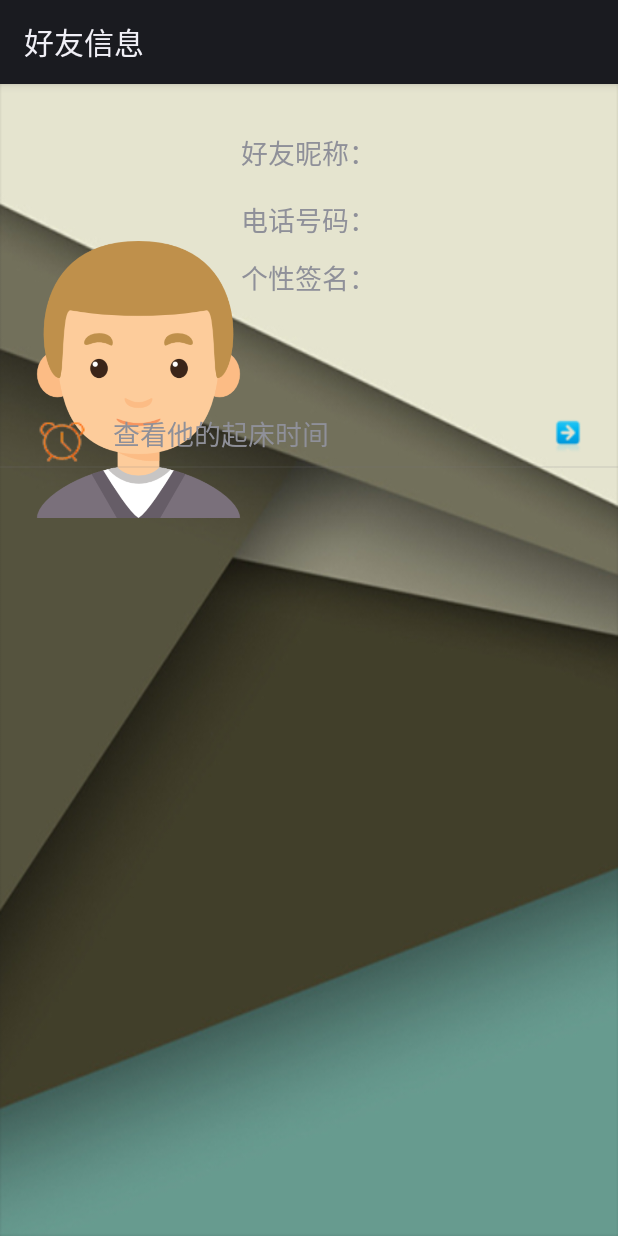
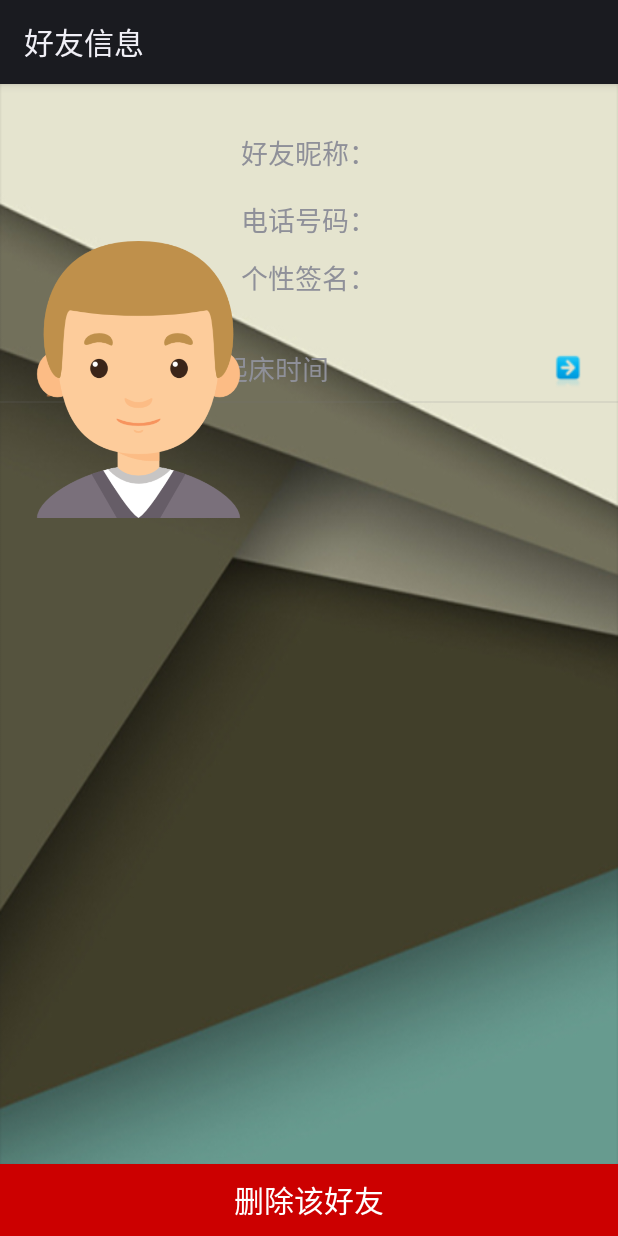
Before and after one commit to Maicius/Wake_client, an Android app: the FriendInfo screen opened directly, with no data from a screen before it, on a phone screen of 412 x 824 dp. Run offline under Robolectric (Android 15) with nearby library versions, the phone set to English and light mode, and no system bars.

Commit message:
Add delete friends function
Users can delete selected friend.

```diff
--- a/CRAZYCLOCK/app/src/main/java/com/maicius/wake/InterChange/FriendInfo.java
+++ b/CRAZYCLOCK/app/src/main/java/com/maicius/wake/InterChange/FriendInfo.java
@@ -1,16 +1,22 @@
 package com.maicius.wake.InterChange;
 
 import android.app.Activity;
+import android.app.AlertDialog;
+import android.content.DialogInterface;
 import android.content.Intent;
 import android.os.Bundle;
+import android.os.Handler;
 import android.view.View;
 import android.widget.AdapterView;
+import android.widget.Button;
 import android.widget.ListView;
 import android.widget.SimpleAdapter;
 import android.widget.TextView;
 import android.widget.Toast;
 
+import com.maicius.wake.alarmClock.MainActivity;
 import com.maicius.wake.alarmClock.R;
+import com.maicius.wake.web.WebService;
 
 import java.util.ArrayList;
 import java.util.HashMap;
@@ -23,11 +29,13 @@
     private String nickName;
     private String phoneNum;
     private String signature;
+    private AlertDialog.Builder warningDialog;
+    private String returnInfo;
+    private static Handler handler = new Handler();
     @Override
     protected void onCreate(Bundle savedInstanceState) {
         super.onCreate(savedInstanceState);
         setContentView(R.layout.activity_friend_info);
-
         //获取传来的数据
         Intent intent = getIntent();
         nickName = intent.getStringExtra("nickName");
@@ -69,5 +77,54 @@
                 }
             }
         });
+
+        //创建警告框
+        warningDialog = new AlertDialog.Builder(this);
+        warningDialog.setTitle("警告")
+                .setIcon(R.drawable.ic_warning)
+                .setMessage("删除好友后不能查看好友信息\n确定删除？");
+        warningDialog.setPositiveButton("确定", new DialogInterface.OnClickListener() {
+            @Override
+            public void onClick(DialogInterface dialogInterface, int i) {
+                new Thread(new MyThread()).start();
+            }
+        });
+        warningDialog.setNegativeButton("取消", new DialogInterface.OnClickListener() {
+            @Override
+            public void onClick(DialogInterface dialogInterface, int i) {
+
+            }
+        });
+        warningDialog.create();
+
+        Button deleteBtn = (Button) findViewById(R.id.deleteBtn);
+        deleteBtn.setOnClickListener(new View.OnClickListener() {
+            @Override
+            public void onClick(View view) {
+                warningDialog.show();
+            }
+        });
+    }
+
+    private class MyThread implements Runnable {
+        @Override
+        public void run() {
+            returnInfo = WebService.friendOperation(MainActivity.s_userName, phoneNum, WebService.State.DeleteFriend);
+            handler.post(new Runnable() {
+                @Override
+                public void run() {
+                    if (returnInfo.equals("success")) {
+                        Toast.makeText(FriendInfo.this, "删除成功！", Toast.LENGTH_SHORT).show();
+                        startActivity(new Intent(FriendInfo.this, FriendsList.class));
+                        return;
+                    } else if (returnInfo.equals("failed")) {
+                        Toast.makeText(FriendInfo.this, "删除失败，请重试！", Toast.LENGTH_SHORT).show();
+                        return;
+                    } else {
+                        Toast.makeText(FriendInfo.this, "返回值为:" + returnInfo, Toast.LENGTH_SHORT).show();
+                    }
+                }
+            });
+        }
     }
 }
--- a/CRAZYCLOCK/app/src/main/res/layout/activity_friend_info.xml
+++ b/CRAZYCLOCK/app/src/main/res/layout/activity_friend_info.xml
@@ -6,6 +6,15 @@
     android:layout_height="match_parent"
     android:background="@drawable/ic_background"
     tools:context="com.maicius.wake.InterChange.FriendInfo">
+
+    <ListView
+        android:layout_width="match_parent"
+        android:layout_height="match_parent"
+        android:id="@+id/listView"
+        android:layout_alignParentLeft="true"
+        android:layout_alignParentStart="true"
+        android:layout_below="@+id/signatureTextView"
+        android:layout_above="@+id/deleteBtn" />
 
     <ImageView
         android:layout_width="wrap_content"
@@ -82,12 +91,15 @@
         android:layout_alignParentTop="true"
         android:layout_centerHorizontal="true" />
 
-    <ListView
+    <Button
+        android:text="删除该好友"
+        android:layout_height="wrap_content"
+        android:id="@+id/deleteBtn"
+        android:layout_alignParentBottom="true"
+        android:layout_centerHorizontal="true"
         android:layout_width="match_parent"
-        android:layout_height="match_parent"
-        android:layout_below="@+id/textView8"
-        android:layout_marginTop="68dp"
-        android:layout_alignParentRight="true"
-        android:layout_alignParentEnd="true"
-        android:id="@+id/listView" />
+        android:textColor="@android:color/background_light"
+        android:background="@android:color/holo_red_dark"
+        android:textSize="20sp" />
+
 </RelativeLayout>
```
Also changed, not shown: CRAZYCLOCK/app/src/main/java/com.maicius.wake.web/WebService.java (+19 -1 lines), CRAZYCLOCK/app/src/main/res/drawable-mdpi/ic_warning.png (added).
